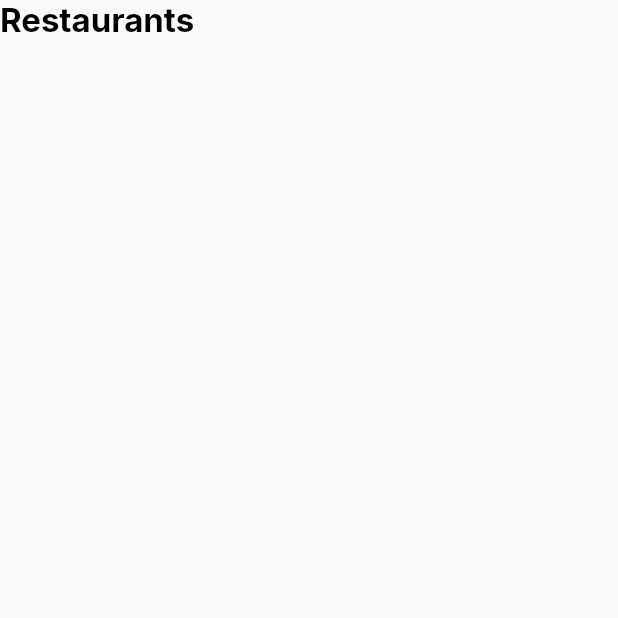
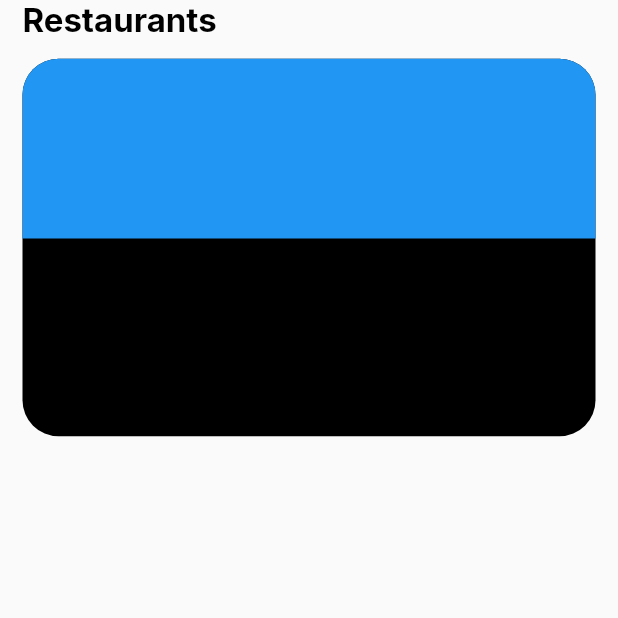
Before and after one commit to bek-n/mini_project, a Flutter app: the HomePage screen opened directly, on a phone screen of 412 x 824 dp, the top half of it. Run offline on Flutter 3.47's test engine with Material 2 defaults, Android fonts, the phone set to English and light mode, and no system bars; our stand-ins replace cached_network_image, connectivity_plus, dartz, dio, easy_localization, firebase_core and 5 more; missing offline and left inert: proste_indexed_stack; accounts and stored records are empty.

Commit message:
UI fixing

```diff
--- a/lib/presentation/view/pages/home/home_page.dart
+++ b/lib/presentation/view/pages/home/home_page.dart
@@ -1,4 +1,5 @@
 import 'package:flutter/material.dart';
+import 'package:flutter_screenutil/flutter_screenutil.dart';
 import 'package:setup_provider/presentation/style/style.dart';
 
 class HomePage extends StatelessWidget {
@@ -8,13 +9,45 @@ class HomePage extends StatelessWidget {
   Widget build(BuildContext context) {
     return Scaffold(
         body: SafeArea(
+      child: Padding(
+        padding: const EdgeInsets.symmetric(horizontal: 15),
         child: Column(
+          crossAxisAlignment: CrossAxisAlignment.start,
           children: [
             Text(
               'Restaurants',
               style: Style.bold(size: 20, color: Style.black),
+            ),
+            12.verticalSpace,
+            Expanded(
+              child: ListView.builder(
+                shrinkWrap: true,
+                itemCount: 1,
+                itemBuilder: (BuildContext context, int index) {
+                  return Container(
+                    height: 248.h,
+                    width: double.infinity,
+                    decoration: BoxDecoration(
+                        color: Style.black,
+                        borderRadius: BorderRadius.circular(24)),
+                    child: Column(
+                      children: [
+                        Container(
+                          height: 118.h,
+                          decoration: const BoxDecoration(
+                              color: Style.primaryColor,
+                              borderRadius: BorderRadius.only(
+                                  topLeft: Radius.circular(24),
+                                  topRight: Radius.circular(24))),
                         )
                       ],
+                    ),
+                  );
+                },
+              ),
+            ),
+          ],
+        ),
       ),
     ));
   }
```
Lines whose indentation alone changed are shown as unchanged.
